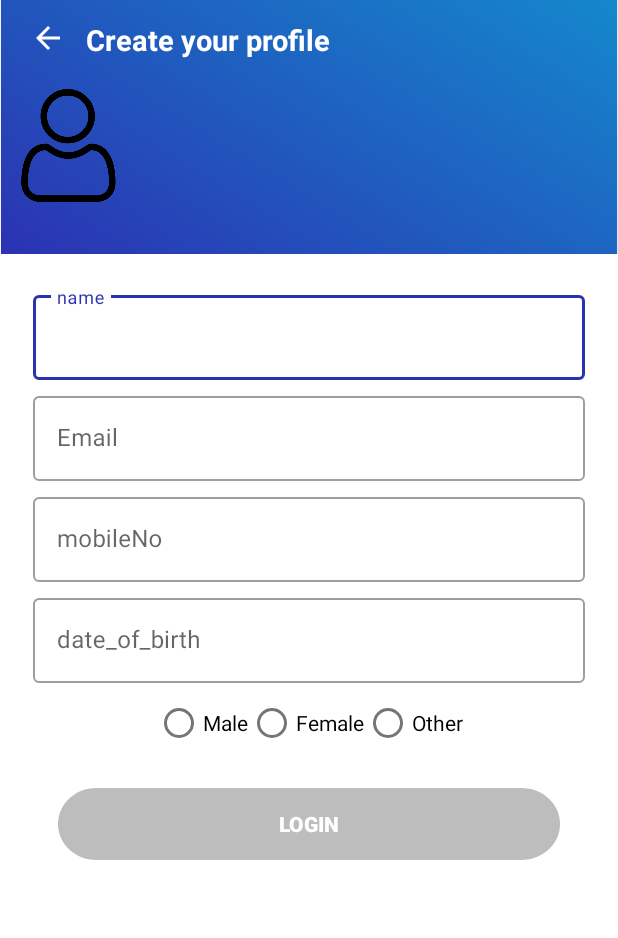
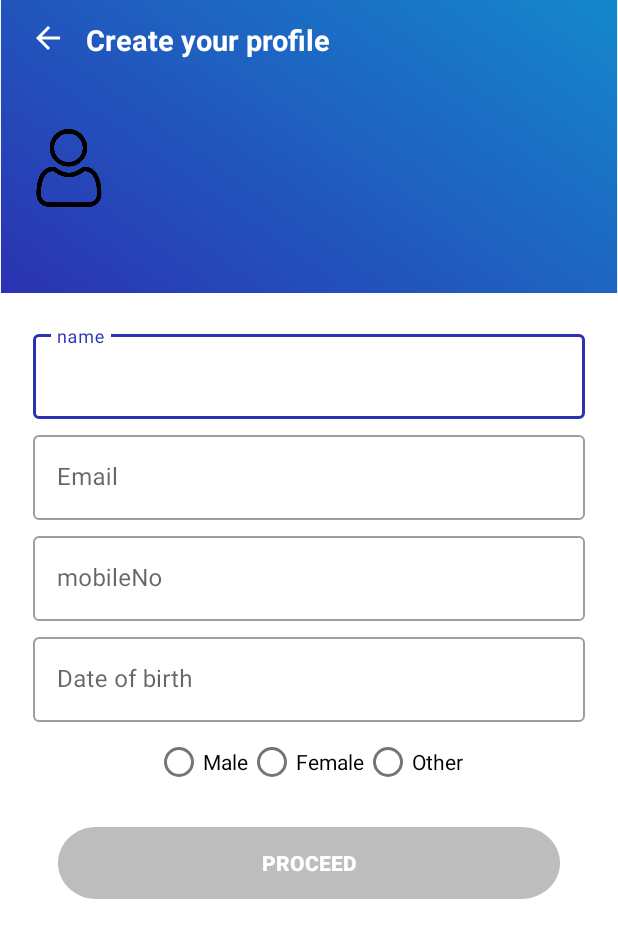
Before and after one commit to Soumyaguddu/Zumerapp, an Android app: the AddPersonActivity screen opened directly, with no data from a screen before it, on a phone screen of 412 x 824 dp. Shown: the top 938 px of the screen. Run offline under Robolectric (Android 15) with nearby library versions, the phone set to English and light mode, and no system bars; our stand-ins replace sdp/ssp sizes.

Commit message:
Initial Commit

```diff
--- a/app/src/main/AndroidManifest.xml
+++ b/app/src/main/AndroidManifest.xml
@@ -8,9 +8,9 @@
         android:allowBackup="true"
         android:dataExtractionRules="@xml/data_extraction_rules"
         android:fullBackupContent="@xml/backup_rules"
-        android:icon="@mipmap/ic_launcher"
+        android:icon="@drawable/logo"
         android:label="@string/app_name"
-        android:roundIcon="@mipmap/ic_launcher_round"
+        android:roundIcon="@drawable/logo"
         android:supportsRtl="true"
         android:theme="@style/Theme.Zumer"
         tools:targetApi="31">
--- a/app/src/main/java/com/gozipp/zumer/Onboarding/TripFragment.kt
+++ b/app/src/main/java/com/gozipp/zumer/Onboarding/TripFragment.kt
@@ -7,6 +7,7 @@ import android.view.LayoutInflater
 import android.view.View
 import android.view.ViewGroup
 import com.gozipp.zumer.AddPersonActivity
+import com.gozipp.zumer.LoginActivity
 import com.gozipp.zumer.R
 import com.gozipp.zumer.databinding.FragmentRideBinding
 import com.gozipp.zumer.databinding.FragmentTripBinding
@@ -31,7 +32,7 @@ class TripFragment : Fragment() {
     override fun onViewCreated(view: View, savedInstanceState: Bundle?) {
         super.onViewCreated(view, savedInstanceState)
         binding.btnStarted.setOnClickListener {
-            startActivity(Intent(context, AddPersonActivity::class.java))
+            startActivity(Intent(context, LoginActivity::class.java))
         }
     }
 
--- a/app/src/main/java/com/gozipp/zumer/SplashActivity.kt
+++ b/app/src/main/java/com/gozipp/zumer/SplashActivity.kt
@@ -4,13 +4,14 @@ import android.content.Intent
 import androidx.appcompat.app.AppCompatActivity
 import android.os.Bundle
 import android.os.Handler
+import com.gozipp.zumer.Onboarding.Onboarding
 
 class SplashActivity : AppCompatActivity() {
     override fun onCreate(savedInstanceState: Bundle?) {
         super.onCreate(savedInstanceState)
         setContentView(R.layout.activity_splash)
         Handler().postDelayed({
-            startActivity(Intent(this@SplashActivity,LoginActivity::class.java))
+            startActivity(Intent(this@SplashActivity,Onboarding::class.java))
         },2000)
     }
 }
--- a/app/src/main/res/layout/activity_add_person.xml
+++ b/app/src/main/res/layout/activity_add_person.xml
@@ -14,7 +14,7 @@
 		<LinearLayout
 			android:id="@+id/llGradientTOP"
 			android:layout_width="match_parent"
-			android:layout_height="@dimen/_130sdp"
+			android:layout_height="@dimen/_150sdp"
 			android:background="@drawable/bg"
 			android:orientation="vertical">
 <LinearLayout
@@ -56,9 +56,9 @@
 				<ImageView
 					android:id="@+id/profileIcon"
 					android:layout_width="@dimen/_60sdp"
-					android:layout_height="match_parent"
+					android:layout_height="@dimen/_80sdp"
 					android:layout_gravity="center"
-					android:padding="@dimen/_10ssp"
+					android:padding="@dimen/_20ssp"
 					android:scaleType="centerCrop"
 					android:src="@drawable/user" />
 
@@ -73,10 +73,10 @@
 						android:layout_width="wrap_content"
 						android:layout_height="wrap_content"
 						android:layout_marginTop="16dp"
-						tools:text="John Doe"
 						android:textColor="@color/white"
 						android:textSize="@dimen/_15ssp"
-						android:textStyle="bold" />
+						android:textStyle="bold"
+						tools:text="John Doe" />
 
 					<!-- Email -->
 					<TextView
@@ -84,9 +84,9 @@
 						android:layout_width="wrap_content"
 						android:layout_height="wrap_content"
 						android:layout_marginTop="8dp"
-						tools:text="johndoe@example.com"
 						android:textColor="@color/white"
-						android:textSize="16sp" />
+						android:textSize="16sp"
+						tools:text="johndoe@example.com" />
 
 					<!-- Phone Number -->
 					<TextView
@@ -94,9 +94,17 @@
 						android:layout_width="wrap_content"
 						android:layout_height="wrap_content"
 						android:layout_marginTop="8dp"
-						tools:text="123-456-7890"
 						android:textColor="@color/white"
-						android:textSize="16sp" />
+						android:textSize="16sp"
+						tools:text="123-456-7890" />
+					<TextView
+						android:id="@+id/dateYears"
+						android:layout_width="wrap_content"
+						android:layout_height="wrap_content"
+						android:layout_marginTop="8dp"
+						android:textColor="@color/white"
+						android:textSize="16sp"
+						tools:text="123-456-7890" />
 
 
 				</LinearLayout>
@@ -179,7 +187,7 @@
 					android:layout_width="match_parent"
 					android:layout_height="wrap_content"
 					android:layout_margin="@dimen/_2ssp"
-					android:hint="date_of_birth"
+					android:hint="@string/date_of_birth"
 					android:visibility="visible">
 
 					<com.google.android.material.textfield.TextInputEditText
@@ -226,7 +234,7 @@
 					android:layout_margin="@dimen/_15sdp"
 					android:background="@drawable/bg_selected_view"
 					android:elevation="20dp"
-					android:text="@string/login"
+					android:text="@string/proceed"
 					android:textColor="@color/white"
 					android:textStyle="bold" />
 			</LinearLayout>
--- a/app/src/main/res/values/colors.xml
+++ b/app/src/main/res/values/colors.xml
@@ -2,7 +2,7 @@
 <resources>
 	<color name="purple_200">#2B32B2</color>
 	<color name="purple_500">#2B32B2</color>
-	<color name="purple_700">#2B32B2</color>
+	<color name="purple_700">#0D5D8C</color>
 	<color name="teal_200">#9F9D9D</color>
 	<color name="teal_700">#FF018786</color>
 	<color name="black">#FF000000</color>
```
Also changed, not shown: app/src/main/java/com/gozipp/zumer/AddPersonActivity.kt (+146 -13 lines), app/src/main/java/com/gozipp/zumer/VerificationAcitivity.kt (+10 -1 lines), app/src/main/res/layout/activity_verification_acitivity.xml (+7 -7 lines), app/src/main/res/drawable/logo.png (added).
